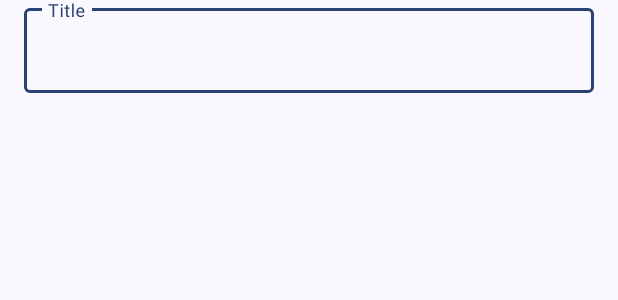
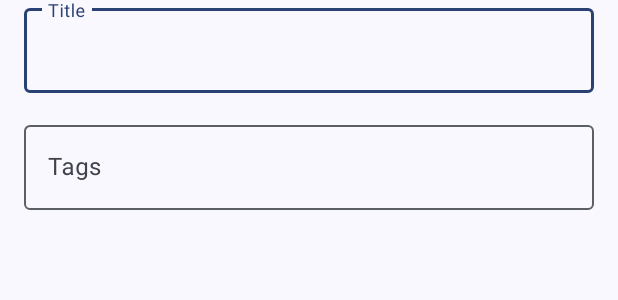
Before and after one commit to faldez/shachi, an Android app: the layout saved_search_title_dialog_fragment.xml on its own in the app's theme, with its tools: preview values and no code run, on a phone screen of 412 x 824 dp. Shown: the top 300 px of the screen. Run offline under Robolectric (Android 15) with nearby library versions, the phone set to English and light mode, and no system bars.

Commit message:
edit saved search title and tags

```diff
--- a/app/src/main/java/com/faldez/shachi/ui/browse/BrowseViewModel.kt
+++ b/app/src/main/java/com/faldez/shachi/ui/browse/BrowseViewModel.kt
@@ -131,11 +131,11 @@ class BrowseViewModel constructor(
         }
     }
 
-    fun saveSearch(title: String?) {
+    fun saveSearch(title: String?, tags: String) {
         viewModelScope.launch {
             state.value.server?.let { server ->
                 savedSearchRepository.insert(serverId = server.serverId,
-                    tags = state.value.tags,
+                    tags = tags,
                     title = title ?: state.value.tags.split(" ").first())
             }
         }
--- a/app/src/main/res/layout/saved_search_title_dialog_fragment.xml
+++ b/app/src/main/res/layout/saved_search_title_dialog_fragment.xml
@@ -10,6 +10,7 @@
     <com.google.android.material.textfield.TextInputLayout
         android:layout_width="match_parent"
         android:layout_height="wrap_content"
+        android:layout_marginBottom="16dp"
         android:hint="@string/title">
 
         <com.google.android.material.textfield.TextInputEditText
@@ -18,4 +19,15 @@
             android:layout_height="wrap_content" />
     </com.google.android.material.textfield.TextInputLayout>
 
+    <com.google.android.material.textfield.TextInputLayout
+        android:layout_width="match_parent"
+        android:layout_height="wrap_content"
+        android:hint="@string/tags">
+
+        <com.google.android.material.textfield.TextInputEditText
+            android:id="@+id/savedSearchTagsInput"
+            android:layout_width="match_parent"
+            android:layout_height="wrap_content" />
+    </com.google.android.material.textfield.TextInputLayout>
+
 </androidx.appcompat.widget.LinearLayoutCompat>
```
Also changed, not shown: app/src/main/java/com/faldez/shachi/ui/browse/base/BaseBrowseFragment.kt (+21 -7 lines), app/src/main/java/com/faldez/shachi/ui/saved/SavedFragment.kt (+17 -8 lines), app/src/main/java/com/faldez/shachi/ui/saved/SavedSearchAdapter.kt (+1 -7 lines), app/src/main/java/com/faldez/shachi/ui/saved/SavedViewModel.kt (+1 -8 lines).
